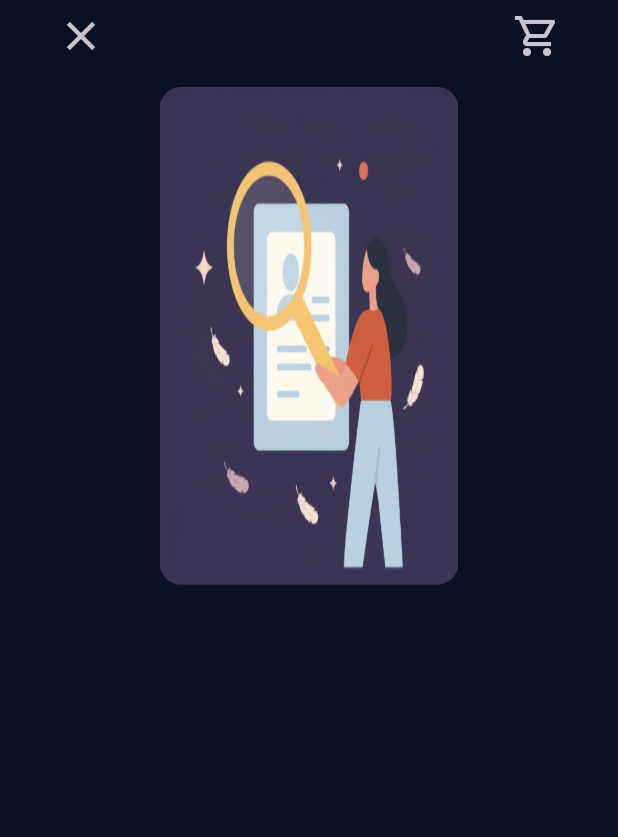
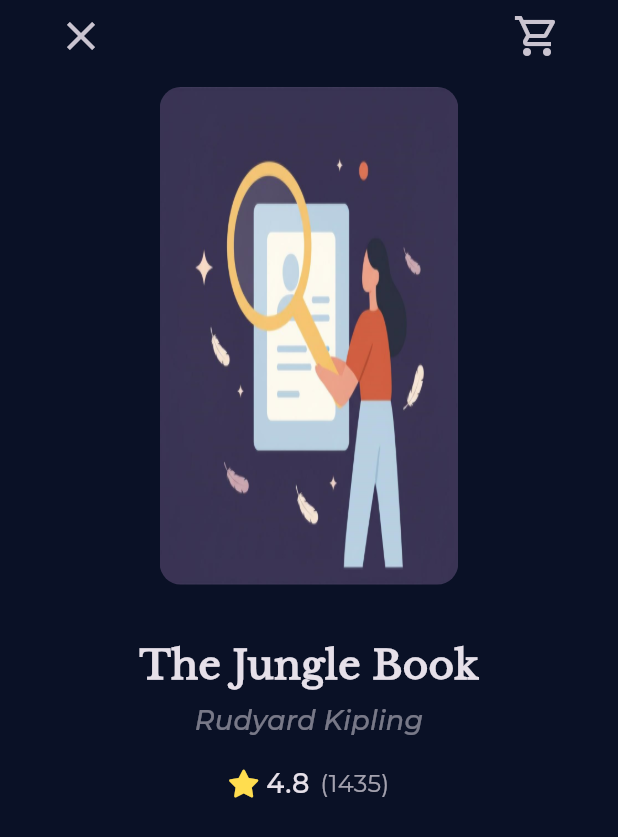
Before and after one commit to abd-alghani-soud/Dr.Book, a Flutter app: the HomePage screen opened by its route, after a tap on "Harry Potter and the Goblet of Fire", on a phone screen of 412 x 824 dp. Shown: the top 837 px of the screen. Run offline on Flutter 3.47's test engine with Material 3 defaults, Android fonts, the light colour scheme and no system bars; our stand-ins replace bloc, bot_toast, dartz, easy_localization, equatable, flutter_animate and 12 more; accounts and stored records are empty; project files that could hold a hidden picture were left out.

Commit message:
add book rating widget and edit some files

```diff
--- a/lib/core/utils/style.dart
+++ b/lib/core/utils/style.dart
@@ -1,3 +1,4 @@
+import 'package:bookly_app/core/constants/strings.dart';
 import 'package:flutter/material.dart';
 
 abstract class Style {
@@ -5,10 +6,13 @@
     fontSize: 22,
     fontWeight: FontWeight.w600,
   );
+  static const textSize20 = TextStyle(
+    fontSize: 22,
+    fontWeight: FontWeight.w500,
+  );
   static const textSize24 = TextStyle(
     fontSize: 24,
     fontWeight: FontWeight.normal,
-
   );
   static const textSize16 = TextStyle(
     fontSize: 16,
@@ -18,4 +22,9 @@
     fontSize: 18,
     fontWeight: FontWeight.w500,
   );
+  static TextStyle textSize26 = TextStyle(
+    fontSize: 26,
+    fontWeight: FontWeight.bold,
+    fontFamily: Strings.kLibreBaskerville,
+  );
 }
--- a/lib/features/home/presentation/view/pages/book_details_page.dart
+++ b/lib/features/home/presentation/view/pages/book_details_page.dart
@@ -1,3 +1,5 @@
+import 'package:bookly_app/core/utils/style.dart';
+import 'package:bookly_app/features/home/presentation/view/widgets/book_rating_widget.dart';
 import 'package:bookly_app/features/home/presentation/view/widgets/card_item_list_view_home_widget.dart';
 import 'package:bookly_app/features/home/presentation/view/widgets/custom_book_details_appbar.dart';
 import 'package:flutter/material.dart';
@@ -16,6 +18,21 @@
             SafeArea(child: CustomBookDetailsAppbar()),
             const SizedBox(height: 10),
             SizedBox(width: 200.w, child: CardItemListViewHomeWidget()),
+            const SizedBox(height: 35),
+            Text('The Jungle Book', style: Style.textSize26),
+            const SizedBox(height: 6),
+            Opacity(
+              opacity: 0.5,
+              child: Text(
+                'Rudyard Kipling',
+                style: Style.textSize18.copyWith(
+                  fontStyle: FontStyle.italic,
+                  fontWeight: FontWeight.w500,
+                ),
+              ),
+            ),
+            const SizedBox(height: 16),
+            BookRatingWidget(mainAxisAlignment: MainAxisAlignment.center),
           ],
         ),
       ),
--- a/lib/features/home/presentation/view/widgets/best_seller_item_widget.dart
+++ b/lib/features/home/presentation/view/widgets/best_seller_item_widget.dart
@@ -1,6 +1,7 @@
 import 'package:bookly_app/core/constants/assets.dart';
 import 'package:bookly_app/core/constants/strings.dart';
 import 'package:bookly_app/core/utils/style.dart';
+import 'package:bookly_app/features/home/presentation/view/widgets/book_rating_widget.dart';
 import 'package:flutter/material.dart';
 import 'package:flutter_screenutil/flutter_screenutil.dart';
 
@@ -60,23 +61,7 @@
                     ),
                   ),
                   const Spacer(flex: 1),
-                      Row(
-                        children: [
-                          Icon(
-                            FontAwesomeIcons.solidStar,
-                            color: Color(0xffFFDD4F),
-                          ),
-                          const SizedBox(width: 6.5),
-                          const Text('4.8', style: Style.textSize18),
-                          const SizedBox(width: 5),
-                          Text(
-                            '(1435)',
-                            style: Style.textSize16.copyWith(
-                              color: const Color(0xff707070),
-                            ),
-                          ),
-                        ],
-                      ),
+                BookRatingWidget(),
                 ],
               ),
                 ],
--- /dev/null
+++ b/lib/features/home/presentation/view/widgets/book_rating_widget.dart
@@ -0,0 +1,31 @@
+import 'package:bookly_app/core/utils/style.dart';
+import 'package:flutter/material.dart';
+import 'package:font_awesome_flutter/font_awesome_flutter.dart';
+
+class BookRatingWidget extends StatelessWidget {
+  const BookRatingWidget({
+    super.key,
+    this.mainAxisAlignment = MainAxisAlignment.start,
+  });
+
+  final MainAxisAlignment mainAxisAlignment;
+
+  @override
+  Widget build(BuildContext context) {
+    return Row(
+      mainAxisAlignment: mainAxisAlignment,
+      children: [
+        Icon(FontAwesomeIcons.solidStar, color: Color(0xffFFDD4F),size: 18,),
+        const SizedBox(width: 7),
+        const Text('4.8', style: Style.textSize18),
+        const SizedBox(width: 7),
+        Opacity(opacity: 0.7,
+          child: Text(
+            '(1435)',
+            style: Style.textSize16.copyWith(),
+          ),
+        ),
+      ],
+    );
+  }
+}
--- a/lib/features/home/presentation/view/widgets/custom_book_details_appbar.dart
+++ b/lib/features/home/presentation/view/widgets/custom_book_details_appbar.dart
@@ -1,4 +1,5 @@
 import 'package:flutter/material.dart';
+import 'package:go_router/go_router.dart';
 
 class CustomBookDetailsAppbar extends StatelessWidget {
   const CustomBookDetailsAppbar({super.key});
@@ -8,7 +9,12 @@
     return Row(
       mainAxisAlignment: MainAxisAlignment.spaceBetween,
       children: [
-        IconButton(onPressed: () {}, icon: Icon(Icons.close, size: 32)),
+        IconButton(
+          onPressed: () {
+            GoRouter.of(context).pop();
+          },
+          icon: Icon(Icons.close, size: 32),
+        ),
         IconButton(
           onPressed: () {},
           icon: Icon(Icons.shopping_cart_outlined, size: 32),
```
Lines whose indentation alone changed are shown as unchanged.
